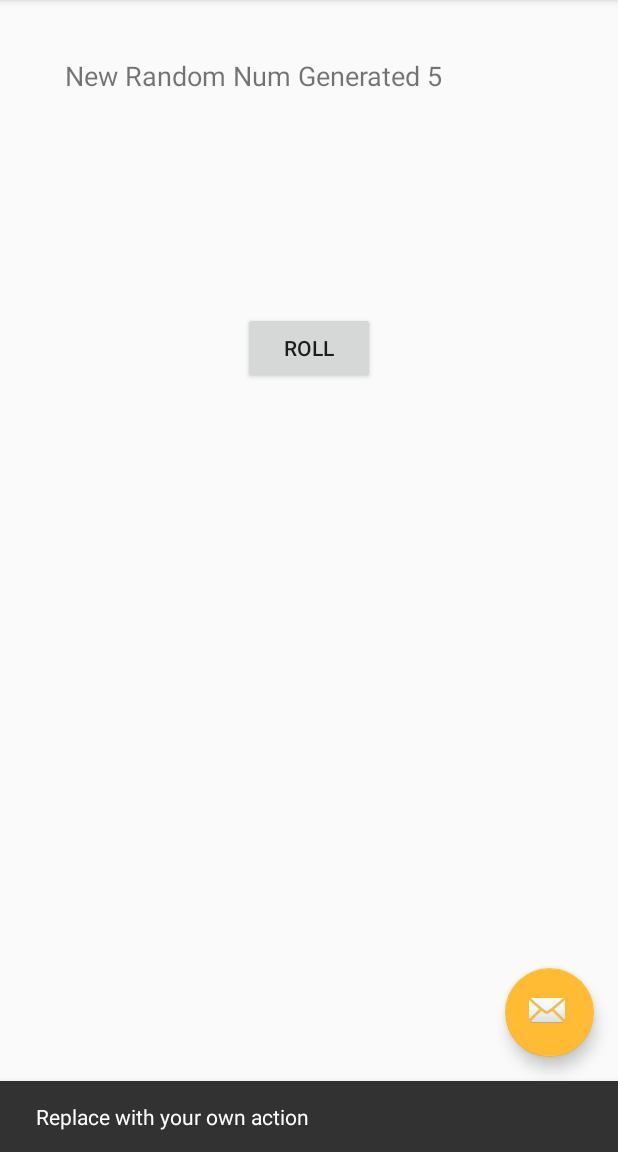
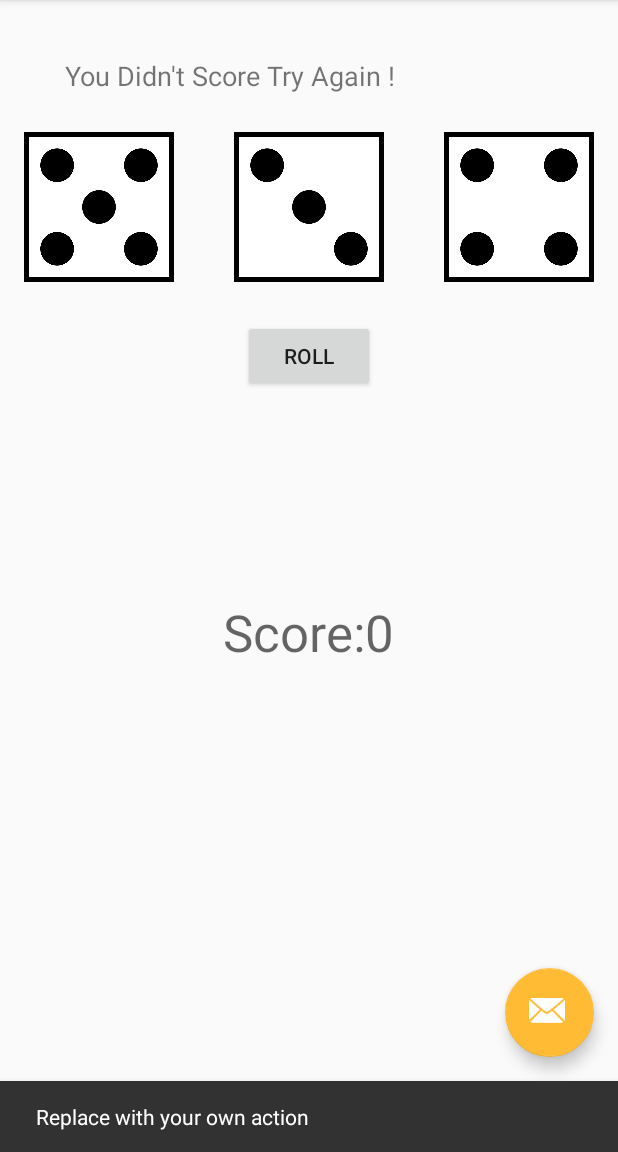
Before and after one commit to Ghayyas/Native-android, an Android app: the screen it shows after launch (MainActivity), after a tap on "ROLL", on a phone screen of 412 x 824 dp, the part 84-1236 px from its top. Run offline under Robolectric (Android 15) with nearby library versions, the phone set to English and light mode, and no system bars; 1 other tap on this screen came first.

Commit message:
dice game

```diff
--- a/DiceGame/app/src/main/java/com/project/dice/dicegame/MainActivity.java
+++ b/DiceGame/app/src/main/java/com/project/dice/dicegame/MainActivity.java
@@ -1,26 +1,43 @@
 package com.project.dice.dicegame;
 
+import android.graphics.drawable.Drawable;
 import android.os.Bundle;
+import android.support.annotation.StringRes;
 import android.support.design.widget.FloatingActionButton;
 import android.support.design.widget.Snackbar;
 import android.support.v7.app.AppCompatActivity;
 import android.support.v7.widget.Toolbar;
+import android.util.Log;
 import android.view.View;
 import android.view.Menu;
 import android.view.MenuItem;
 import android.widget.Button;
+import android.widget.ImageView;
 import android.widget.TextView;
 import android.widget.Toast;
-
+import java.io.IOException;
+import java.io.InputStream;
+import java.util.ArrayList;
 import java.util.Random;
 
 public class MainActivity extends AppCompatActivity {
     int score;
+    int die1;
+    int die2;
+    int die3;
+
+    //Array List
+    ArrayList<Integer> dice;
+    //Array Image List
+    ArrayList<ImageView> diceImageViews;
+
     TextView rollResult;
     //Button
     Button rollButton;
     //Random Num
     Random rand;
+  //  Score View
+    TextView scoreText;
 
 
     @Override
@@ -41,16 +58,67 @@ public class MainActivity extends AppCompatActivity {
         score = 0;
         rollResult = (TextView) findViewById(R.id.rollResult);
         rollButton = (Button) findViewById(R.id.rollButton);
+        scoreText = (TextView) findViewById(R.id.scoreText);
+
         rand = new Random();
         Toast.makeText(getApplicationContext(),"Wellcome to Dice",Toast.LENGTH_SHORT).show();
+       //Array list Create
+
+        dice = new ArrayList<Integer>();
+        ImageView die1Image = (ImageView) findViewById(R.id.die1Image);
+        ImageView die2Image = (ImageView) findViewById(R.id.die2Image);
+        ImageView die3Image = (ImageView) findViewById(R.id.die3Image);
+        diceImageViews = new ArrayList<ImageView>();
+        diceImageViews.add(die1Image);
+        diceImageViews.add(die2Image);
+        diceImageViews.add(die3Image);
     }
 
       public void rollDice(View v){
 //          rollResult.setText("Clicked");
-          int num = rand.nextInt(6)+1;
-          String randomNum = "New Random Num Generated "+num;
-          rollResult.setText(randomNum);
+          die1 = rand.nextInt(6)+1;
+          die2 = rand.nextInt(6)+1;
+          die3 = rand.nextInt(6)+1;
+
+          // Storing in Array
+
+          //Clear the Array
+          dice.clear();
+          dice.add(die1);
+          dice.add(die2);
+          dice.add(die3);
+
+
 //       Toast.makeText(getApplicationContext(),randomNum,Toast.LENGTH_SHORT).show();
+          for(int dieOfSet = 0; dieOfSet<3; dieOfSet++){
+              String imageName = "die_"+ dice.get(dieOfSet)+".png";
+             try{
+                  InputStream stream = getAssets().open(imageName);
+                  Drawable d = Drawable.createFromStream(stream,null);
+                  diceImageViews.get(dieOfSet).setImageDrawable(d);
+              }
+              catch (IOException e){
+                  e.printStackTrace();
+              }
+          }
+          String msg;
+          if(die1==die2 && die1==die3){
+              //Triples
+              int scoreDelta = die1 *100;
+              msg = "You Rolled a Tiple " + die1 + "You Score " + scoreDelta + "Points.";
+              score+=scoreDelta;
+          }
+          else if(die1 == die2 || die1 == die3 || die2 == die3){
+              //Doubles
+              msg = "You Rolled Doubles";
+              score+=50;
+
+          }
+          else{
+              msg = "You Didn't Score Try Again !";
+          }
+          rollResult.setText(msg);
+          scoreText.setText("Score:" + score);
       }
 
 
--- a/DiceGame/app/src/main/res/layout/activity_main.xml
+++ b/DiceGame/app/src/main/res/layout/activity_main.xml
@@ -32,10 +32,11 @@
         app:layout_anchorGravity="center_vertical|left"
         android:layout_gravity="bottom|right"
         android:adjustViewBounds="false"
-        android:foregroundTint="@android:color/white" />
+        android:foregroundTint="@android:color/white"
+        android:tint="@android:color/white" />
 
     <include layout="@layout/content_main"
         android:layout_width="match_parent"
-        android:layout_height="432dp" />
+        android:layout_height="566dp" />
 
 </android.support.design.widget.CoordinatorLayout>
--- a/DiceGame/app/src/main/res/layout/content_main.xml
+++ b/DiceGame/app/src/main/res/layout/content_main.xml
@@ -19,8 +19,8 @@
         android:layout_height="wrap_content"
         android:id="@+id/rollButton"
         android:onClick="rollDice"
-        android:layout_marginTop="145dp"
-        android:layout_below="@+id/rollResult"
+        android:layout_marginTop="25dp"
+        android:layout_below="@+id/die2Image"
         android:layout_centerHorizontal="true" />
 
     <TextView
@@ -33,4 +33,43 @@
         android:layout_alignParentTop="true"
         android:layout_alignParentStart="true"
         android:layout_marginTop="78dp" />
+
+    <ImageView
+        android:layout_width="100dp"
+        android:layout_height="100dp"
+        app:srcCompat="@drawable/die_1"
+        android:id="@+id/die1Image"
+        android:layout_below="@+id/rollResult"
+        android:layout_marginTop="25dp"
+        android:layout_alignParentLeft="true"/>
+
+    <ImageView
+        android:layout_width="100dp"
+        android:layout_height="100dp"
+        app:srcCompat="@drawable/die_1"
+        android:id="@+id/die2Image"
+        android:layout_marginTop="25dp"
+        android:layout_below="@+id/rollResult"
+        android:layout_centerHorizontal="true" />
+
+    <ImageView
+        android:layout_width="100dp"
+        android:layout_height="100dp"
+        app:srcCompat="@drawable/die_1"
+        android:id="@+id/die3Image"
+        android:layout_below="@+id/rollResult"
+        android:layout_alignParentRight="true"
+        android:layout_marginTop="25dp" />
+
+    <TextView
+        android:text="Score 0"
+        android:layout_width="wrap_content"
+        android:layout_height="wrap_content"
+        android:id="@+id/scoreText"
+        android:layout_centerHorizontal="true"
+        android:layout_marginBottom="50dp"
+        android:layout_alignParentBottom="true"
+        android:textAppearance="@style/TextAppearance.AppCompat.Display1" />
+
+
 </RelativeLayout>
--- a/DiceGame/app/src/main/res/values/strings.xml
+++ b/DiceGame/app/src/main/res/values/strings.xml
@@ -1,4 +1,5 @@
 <resources>
     <string name="app_name">DiceGame</string>
     <string name="action_settings">Settings</string>
+    <string name="scoreText">Score 0</string>
 </resources>
```
Also changed, not shown: DiceGame/app/src/main/assets/die_1.png (added), DiceGame/app/src/main/assets/die_2.png (added), DiceGame/app/src/main/assets/die_3.png (added), DiceGame/app/src/main/assets/die_4.png (added), DiceGame/app/src/main/assets/die_5.png (added), DiceGame/app/src/main/assets/die_6.png (added), DiceGame/app/src/main/res/drawable/die_1.png (added).
